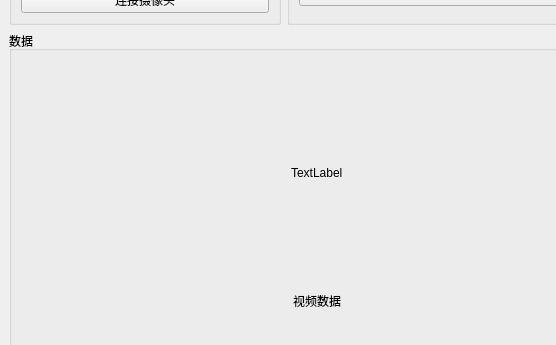
Above: mainwindow.ui from ZzzzzzS/mmLink before the change; both pictures show x 0 to 556 and y 199 to 544 of the 1230 by 810 pixel window. Below: the same form after it.
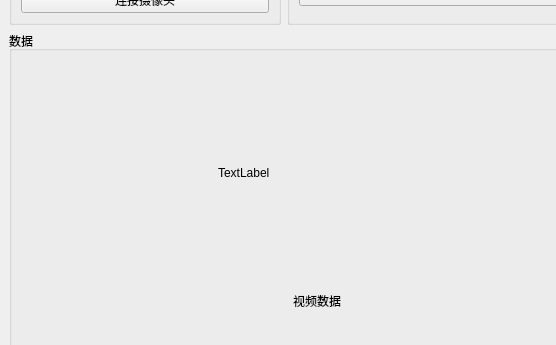
That is the form after the change. Custom widgets are drawn as their Qt base class.

Commit message: 添加了一个HIT的logo

```diff
--- a/mainwindow.ui
+++ b/mainwindow.ui
@@ -668,7 +668,7 @@
                  <item>
                   <widget class="QLabel" name="CameraView">
                    <property name="sizePolicy">
-                    <sizepolicy hsizetype="Preferred" vsizetype="Expanding">
+                    <sizepolicy hsizetype="Expanding" vsizetype="Expanding">
                      <horstretch>0</horstretch>
                      <verstretch>0</verstretch>
                     </sizepolicy>
```
The commit also changes 1 other file.
